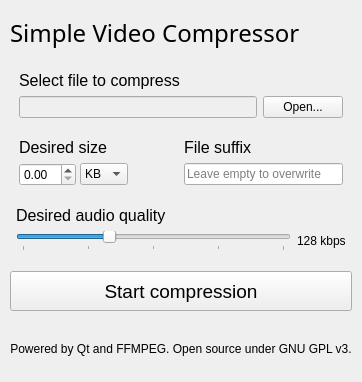
Thurinum/simple-media-encoder, file mainwindow.ui: the form before one commit.
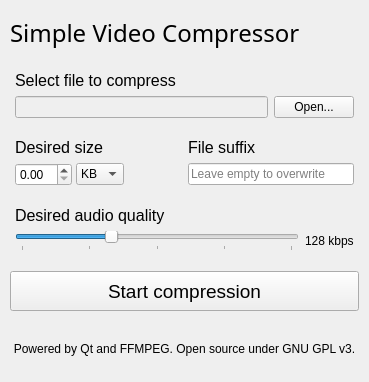
The form after the commit. Icons and pictures are not drawn.

Commit message: ui: Fix right margin being smaller than left margin

```diff
--- a/mainwindow.ui
+++ b/mainwindow.ui
@@ -9,7 +9,7 @@
    <rect>
     <x>0</x>
     <y>0</y>
-    <width>349</width>
+    <width>369</width>
     <height>382</height>
    </rect>
   </property>
@@ -27,7 +27,7 @@
   </property>
   <property name="maximumSize">
    <size>
-    <width>349</width>
+    <width>369</width>
     <height>382</height>
    </size>
   </property>
@@ -50,12 +50,9 @@
   <property name="autoFillBackground">
    <bool>false</bool>
   </property>
-  <property name="styleSheet">
-   <string notr="true"/>
-  </property>
   <widget class="QWidget" name="owo">
    <property name="sizePolicy">
-    <sizepolicy hsizetype="Maximum" vsizetype="Maximum">
+    <sizepolicy hsizetype="Expanding" vsizetype="Maximum">
      <horstretch>0</horstretch>
      <verstretch>0</verstretch>
     </sizepolicy>
@@ -114,15 +111,21 @@
     <item>
      <widget class="QWidget" name="filePickerWidget" native="true">
       <property name="sizePolicy">
-       <sizepolicy hsizetype="Preferred" vsizetype="Maximum">
+       <sizepolicy hsizetype="Minimum" vsizetype="Maximum">
         <horstretch>0</horstretch>
         <verstretch>0</verstretch>
        </sizepolicy>
       </property>
       <layout class="QVBoxLayout" name="filePickerLayout" stretch="0,0">
+       <property name="leftMargin">
+        <number>5</number>
+       </property>
        <property name="topMargin">
         <number>0</number>
        </property>
+       <property name="rightMargin">
+        <number>5</number>
+       </property>
        <property name="bottomMargin">
         <number>0</number>
        </property>
@@ -221,9 +224,15 @@
        </sizepolicy>
       </property>
       <layout class="QGridLayout" name="sizeAndSuffixLayout">
+       <property name="leftMargin">
+        <number>5</number>
+       </property>
        <property name="topMargin">
         <number>0</number>
        </property>
+       <property name="rightMargin">
+        <number>5</number>
+       </property>
        <property name="bottomMargin">
         <number>0</number>
        </property>
@@ -344,13 +353,13 @@
       </property>
       <layout class="QVBoxLayout" name="qualityRatioLayout">
        <property name="leftMargin">
-        <number>6</number>
+        <number>5</number>
        </property>
        <property name="topMargin">
         <number>0</number>
        </property>
        <property name="rightMargin">
-        <number>6</number>
+        <number>5</number>
        </property>
        <property name="bottomMargin">
         <number>0</number>
```
Left out of the diff: 2 changed lines with no effect on the pictures. The commit also changes 3 other files.
